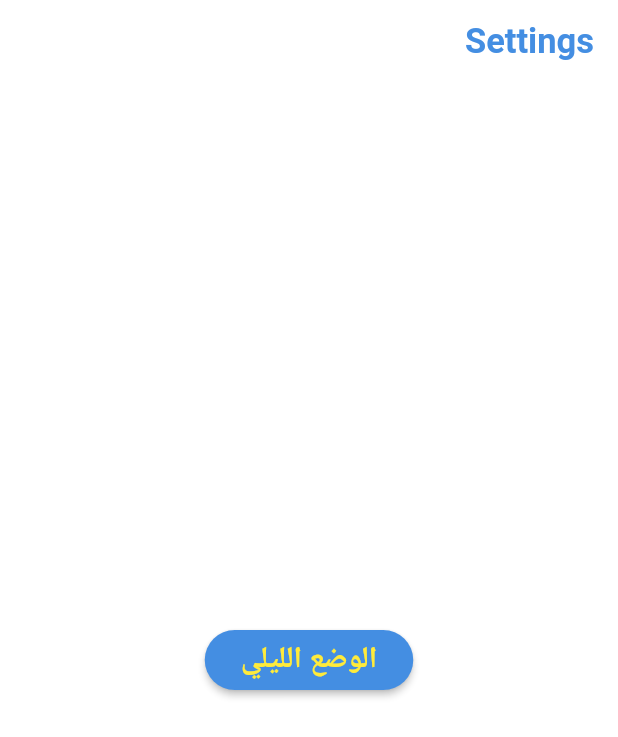
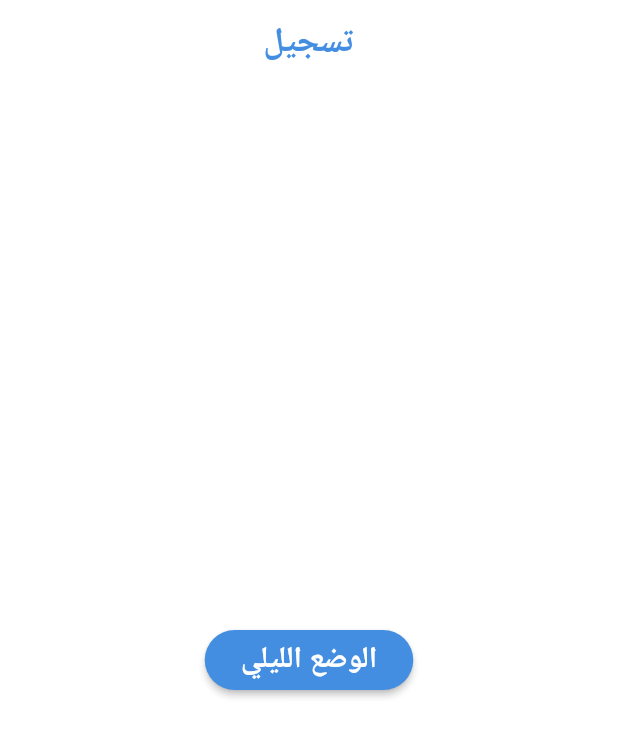
Before and after one commit to JBus-201/jbus-app, a Flutter app: the screen it shows after launch, on a phone screen of 412 x 824 dp. Shown: the top 737 px of the screen. Run offline on Flutter 3.47's test engine with Material 3 defaults, Android fonts, the phone set to English and light mode, and no system bars; our stand-ins replace bloc, flutter_bloc.

Commit message:
resolving_theme

```diff
--- a/lib/main.dart
+++ b/lib/main.dart
@@ -4,10 +4,8 @@ import 'package:jbus_app/screens/authentication/signup/signup.dart';
 import 'package:jbus_app/themes/bloc/theme_bloc.dart';
 import 'package:jbus_app/themes/dark_theme.dart';
 import 'package:jbus_app/themes/light_theme.dart';
-// import 'package:jbus_app/themes/theme_model.dart';
 import 'generated/l10n.dart';
 import 'package:flutter_localizations/flutter_localizations.dart';
-// import 'package:provider/provider.dart';
 
 void main() {
   runApp(
@@ -17,24 +15,25 @@ void main() {
           create: (BuildContext context) => ThemeBloc(),
         ),
       ],
-      child: const MyApp(),
+      child: MyApp(),
     ),
   );
 }
 
 class MyApp extends StatelessWidget {
-  const MyApp({Key? key}) : super(key: key);
 
   @override
   Widget build(BuildContext context) {
     return BlocBuilder<ThemeBloc, ThemeState>(
       builder: (context, state) {
-        final currentTheme = (state is ChangeThemeModeState) ? state.currentTheme : ThemeMode.light;
+        final currentTheme = (state is ChangeThemeModeState)
+            ? state.currentTheme
+            : ThemeMode.light;
 
         return MaterialApp(
           debugShowCheckedModeBanner: false,
-          theme: AppLightTheme().lightTheme(),
-          darkTheme: AppDarkTheme().darkTheme(),
+          theme: AppLightTheme().createTheme(),
+          darkTheme: AppDarkTheme().createTheme(),
           themeMode: currentTheme,
           home: const SignupScreen(),
           locale: const Locale('ar'),
--- a/lib/screens/authentication/signup/signup.dart
+++ b/lib/screens/authentication/signup/signup.dart
@@ -2,24 +2,19 @@ import 'package:flutter/material.dart';
 import 'package:flutter_bloc/flutter_bloc.dart';
 import 'package:jbus_app/generated/l10n.dart';
 import 'package:jbus_app/themes/bloc/theme_bloc.dart';
-import 'package:jbus_app/themes/color_geters.dart';
 
 class SignupScreen extends StatelessWidget {
   const SignupScreen({super.key});
+
 
   @override
   Widget build(BuildContext context) {
     return Scaffold(
       appBar: AppBar(
-        title: Text('Settings'),
+        title: Text(S.of(context).signUp),
       ),
       body: Center(
           child: ElevatedButton(
-        style: ElevatedButton.styleFrom(
-            elevation: 2,
-            foregroundColor: Colors.yellow,
-            // const Color.fromARGB(255, 181, 158, 99),
-            backgroundColor: GetThemeColors().getMainColor(context)),
         onPressed: () {
           final themeBloc = BlocProvider.of<ThemeBloc>(context);
           if (themeBloc.currentTheme == ThemeMode.light) {
@@ -27,8 +22,6 @@ class SignupScreen extends StatelessWidget {
           } else {
             themeBloc.add(LightThemeModeEvent());
           }
-          // BlocProvider.of<ThemeBloc>(context).add(LightThemeModeEvent());
-          // Provider.of<ThemeModel>(context, listen: false).toggleThemeMode();
         },
         child: Text(S.of(context).darkTheme),
       )),
--- a/lib/themes/dark_theme.dart
+++ b/lib/themes/dark_theme.dart
@@ -1,66 +1,72 @@
 import 'package:flutter/material.dart';
+import 'package:jbus_app/themes/theme_controller.dart';
 
-class AppDarkTheme {
-  // make them static, or use singletone...
-  Color ourMainColor = Color.fromARGB(255, 36, 51, 67);
-  Color ourSecondaryColor = const Color.fromARGB(255, 242, 176, 62);
-  Color ourThirdColor = const Color.fromARGB(255, 246, 246, 246);
-  Color pointsFColor = const Color.fromARGB(255, 225, 209, 159);
-  Color pointsSColor = const Color.fromARGB(255, 176, 155, 57);
-  Color ourWhite = Colors.white;
-  Color ourdarkGray = const Color.fromARGB(255, 65, 65, 65);
-  LinearGradient gradient = const LinearGradient(
-    colors: [
-      Color.fromARGB(255, 225, 209, 159),
-      Color.fromARGB(255, 176, 155, 57)
-    ], // Replace with your desired colors
-    begin: Alignment.topCenter,
-    end: Alignment.bottomCenter,
-  );
+class AppDarkTheme extends AppTheme {
+  /// Geters
+  @override
+  Color getMainColor() => const Color.fromARGB(255, 36, 51, 67);
 
-  Color getMainColor() {
-    return ourMainColor;
-  }
+  @override
+  Color getSecondaryColor() => const Color.fromARGB(255, 242, 176, 62);
 
-  Color getSecondaryColor() {
-    return ourSecondaryColor;
-  }
+  @override
+  Color getThirdColor() => const Color.fromARGB(255, 246, 246, 246);
 
-  ThemeData darkTheme() {
+  @override
+  Color getPointFColor() => const Color.fromARGB(255, 225, 209, 159);
+
+  @override
+  Color getPointSColor() => const Color.fromARGB(255, 176, 155, 57);
+
+  @override
+  Color getWhiteColor() => Colors.white;
+
+  @override
+  Color getDarkGrayColor() => const Color.fromARGB(255, 65, 65, 65);
+
+  /// Gradiant Colors
+  @override
+  LinearGradient getGoldGradient() => const LinearGradient(
+        colors: [
+          Color.fromARGB(255, 225, 209, 159),
+          Color.fromARGB(255, 176, 155, 57)
+        ],
+        begin: Alignment.topCenter,
+        end: Alignment.bottomCenter,
+      );
+
+  /// Theme Data
+  @override
+  ThemeData createTheme() {
     return ThemeData(
-        // textButtonTheme: TextButtonThemeData(
-        //   style: //ButtonStyle(textStyle: TextStyle(color: ourMainColor))
-        //       TextButton.styleFrom(
-        //           textStyle: TextStyle(
-        //               color: ourMainColor,
-        //               decoration: TextDecoration.underline)),
-        // ),
         useMaterial3: true,
+
         //AppBar theme
-
         appBarTheme: AppBarTheme(
             backgroundColor: const Color.fromARGB(255, 0, 0, 0).withOpacity(0),
-            //centerTitle: true,
+            centerTitle: true,
             elevation: 0,
             titleTextStyle: TextStyle(
                 fontSize: 23,
                 fontWeight: FontWeight.bold,
                 fontFamily: 'Roboto',
-                color: ourMainColor)),
-        scaffoldBackgroundColor: const Color.fromARGB(255, 0, 0, 0),
-        //Colors
-        primaryColor: ourMainColor,
-        //Fonts
+                color: getMainColor())),
+        scaffoldBackgroundColor: getDarkGrayColor(),
+
+        // Colors
+        primaryColor: getMainColor(),
+
+        // Fonts
         fontFamily: 'Roboto',
         textTheme: const TextTheme(
             bodyMedium: TextStyle(fontWeight: FontWeight.bold, fontSize: 18)),
-        //ElevatedButton
+
+        // ElevatedButton
         elevatedButtonTheme: ElevatedButtonThemeData(
             style: ElevatedButton.styleFrom(
                 elevation: 2,
-                foregroundColor: Colors.yellow,
-                // const Color.fromARGB(255, 181, 158, 99),
-                backgroundColor: ourMainColor,
+                foregroundColor:const Color.fromARGB(255, 181, 158, 99),
+                backgroundColor: getMainColor(),
                 textStyle: const TextStyle(
                   fontSize: 20,
                   fontWeight: FontWeight.bold,
@@ -68,22 +74,29 @@ class AppDarkTheme {
                 ),
                 shape: RoundedRectangleBorder(
                   borderRadius:
-                      BorderRadius.circular(30), // Adjust the radius here
+                      BorderRadius.circular(30),
                 ))),
+
+        /// TextButtons
+        textButtonTheme: TextButtonThemeData(
+          style: //ButtonStyle(textStyle: TextStyle(color: ourMainColor))
+              TextButton.styleFrom(
+                  textStyle: TextStyle(
+                      color: getMainColor(),
+                      decoration: TextDecoration.underline)),
+        ),
 
         //TabBarTheme
         tabBarTheme: TabBarTheme(
             labelStyle:
                 const TextStyle(fontWeight: FontWeight.bold, fontSize: 18),
-            labelColor: ourSecondaryColor,
-            indicatorColor: ourSecondaryColor,
-            dividerColor: ourSecondaryColor),
-        // textButtonTheme: const TextButtonThemeData(
-        //   style: ButtonStyle(),
-        // ),
+            labelColor: getSecondaryColor(),
+            indicatorColor: getSecondaryColor(),
+            dividerColor: getSecondaryColor()),
+
+        // FloatingActionButton
         floatingActionButtonTheme: FloatingActionButtonThemeData(
-            backgroundColor: ourSecondaryColor, foregroundColor: ourWhite)
-        // Add more theme properties as needed
+            backgroundColor: getSecondaryColor(), foregroundColor: getWhiteColor())
         );
   }
 }
--- a/lib/themes/light_theme.dart
+++ b/lib/themes/light_theme.dart
@@ -1,67 +1,71 @@
 import 'package:flutter/material.dart';
+import 'package:jbus_app/themes/theme_controller.dart';
 
-class AppLightTheme {
-  // make them static, or use singletone...
-  Color ourMainColor = const Color.fromARGB(255, 68, 142, 226);
-  Color ourSecondaryColor = const Color.fromARGB(255, 242, 176, 62);
-  Color ourThirdColor = const Color.fromARGB(255, 246, 246, 246);
-  Color pointsFColor = const Color.fromARGB(255, 225, 209, 159);
-  Color pointsSColor = const Color.fromARGB(255, 176, 155, 57);
-  Color ourWhite = Colors.white;
-  Color ourdarkGray = const Color.fromARGB(255, 65, 65, 65);
-  LinearGradient gradient = const LinearGradient(
-    colors: [
-      Color.fromARGB(255, 225, 209, 159),
-      Color.fromARGB(255, 176, 155, 57)
-    ], // Replace with your desired colors
-    begin: Alignment.topCenter,
-    end: Alignment.bottomCenter,
-  );
+class AppLightTheme extends AppTheme {
+  @override
+  Color getMainColor() => const Color.fromARGB(255, 68, 142, 226);
 
-  Color getMainColor() {
-    return ourMainColor;
-  }
+  @override
+  Color getSecondaryColor() => const Color.fromARGB(255, 242, 176, 62);
 
-  Color getSecondaryColor() {
-    return ourSecondaryColor;
-  }
+  @override
+  Color getThirdColor() => const Color.fromARGB(255, 246, 246, 246);
 
-  ThemeData lightTheme() {
+  @override
+  Color getPointFColor() => const Color.fromARGB(255, 225, 209, 159);
+
+  @override
+  Color getPointSColor() => const Color.fromARGB(255, 176, 155, 57);
+
+  @override
+  Color getWhiteColor() => Colors.white;
+
+  @override
+  Color getDarkGrayColor() => const Color.fromARGB(255, 65, 65, 65);
+
+  @override
+  LinearGradient getGoldGradient() => const LinearGradient(
+        colors: [
+          Color.fromARGB(255, 225, 209, 159),
+          Color.fromARGB(255, 176, 155, 57)
+        ],
+        begin: Alignment.topCenter,
+        end: Alignment.bottomCenter,
+      );
+
+  @override
+  ThemeData createTheme() {
     return ThemeData(
-        // textButtonTheme: TextButtonThemeData(
-        //   style: //ButtonStyle(textStyle: TextStyle(color: ourMainColor))
-        //       TextButton.styleFrom(
-        //           textStyle: TextStyle(
-        //               color: ourMainColor,
-        //               decoration: TextDecoration.underline)),
-        // ),
         useMaterial3: true,
+
         //AppBar theme
-
         appBarTheme: AppBarTheme(
-            backgroundColor:
-                const Color.fromARGB(255, 255, 255, 255).withOpacity(0),
-            //centerTitle: true,
+            backgroundColor: const Color.fromARGB(255, 0, 0, 0).withOpacity(0),
+            centerTitle: true,
             elevation: 0,
             titleTextStyle: TextStyle(
                 fontSize: 23,
                 fontWeight: FontWeight.bold,
                 fontFamily: 'Roboto',
-                color: ourMainColor)),
-        scaffoldBackgroundColor: Colors.white,
-        //Colors
-        primaryColor: ourMainColor,
-        //Fonts
+                color: getMainColor())),
+
+        // Scaffold
+        scaffoldBackgroundColor: getWhiteColor(),
+
+        // Colors
+        primaryColor: getMainColor(),
+
+        // Fonts
         fontFamily: 'Roboto',
         textTheme: const TextTheme(
             bodyMedium: TextStyle(fontWeight: FontWeight.bold, fontSize: 18)),
-        //ElevatedButton
+
+        // ElevatedButton
         elevatedButtonTheme: ElevatedButtonThemeData(
             style: ElevatedButton.styleFrom(
                 elevation: 2,
-                foregroundColor: Colors.white,
-                // const Color.fromARGB(255, 181, 158, 99),
-                backgroundColor: ourMainColor,
+                foregroundColor:getWhiteColor(),
+                backgroundColor: getMainColor(),
                 textStyle: const TextStyle(
                   fontSize: 20,
                   fontWeight: FontWeight.bold,
@@ -69,22 +73,28 @@ class AppLightTheme {
                 ),
                 shape: RoundedRectangleBorder(
                   borderRadius:
-                      BorderRadius.circular(30), // Adjust the radius here
+                      BorderRadius.circular(30),
                 ))),
+
+        /// TextButtons
+        textButtonTheme: TextButtonThemeData(
+          style: TextButton.styleFrom(
+                  textStyle: TextStyle(
+                      color: getMainColor(),
+                      decoration: TextDecoration.underline)),
+        ),
 
         //TabBarTheme
         tabBarTheme: TabBarTheme(
             labelStyle:
                 const TextStyle(fontWeight: FontWeight.bold, fontSize: 18),
-            labelColor: ourSecondaryColor,
-            indicatorColor: ourSecondaryColor,
-            dividerColor: ourSecondaryColor),
-        // textButtonTheme: const TextButtonThemeData(
-        //   style: ButtonStyle(),
-        // ),
+            labelColor: getSecondaryColor(),
+            indicatorColor: getSecondaryColor(),
+            dividerColor: getSecondaryColor()),
+
+        // FloatingActionButton
         floatingActionButtonTheme: FloatingActionButtonThemeData(
-            backgroundColor: ourSecondaryColor, foregroundColor: ourWhite)
-        // Add more theme properties as needed
+            backgroundColor: getSecondaryColor(), foregroundColor: getWhiteColor())
         );
   }
 }
@@ -102,13 +112,13 @@ class AppBarStyle extends StatelessWidget {
               begin: Alignment.topCenter,
               end: Alignment.bottomCenter,
               colors: <Color>[
-            AppLightTheme().ourWhite,
-            AppLightTheme().ourWhite.withOpacity(0.9),
-            AppLightTheme().ourWhite.withOpacity(0.8),
-            AppLightTheme().ourWhite.withOpacity(0.8),
-            AppLightTheme().ourWhite.withOpacity(0.6),
-            AppLightTheme().ourWhite.withOpacity(0.3),
-            AppLightTheme().ourWhite.withOpacity(0)
+            AppLightTheme().getWhiteColor(),
+            AppLightTheme().getWhiteColor().withOpacity(0.9),
+            AppLightTheme().getWhiteColor().withOpacity(0.8),
+            AppLightTheme().getWhiteColor().withOpacity(0.8),
+            AppLightTheme().getWhiteColor().withOpacity(0.6),
+            AppLightTheme().getWhiteColor().withOpacity(0.3),
+            AppLightTheme().getWhiteColor().withOpacity(0)
           ])),
     );
   }
--- /dev/null
+++ b/lib/themes/theme_controller.dart
@@ -0,0 +1,16 @@
+import 'package:flutter/material.dart';
+
+abstract class AppTheme {
+  // Common theme properties
+  Color getMainColor();
+  Color getSecondaryColor();
+  Color getThirdColor();
+  Color getPointFColor();
+  Color getPointSColor();
+  Color getWhiteColor();
+  Color getDarkGrayColor();
+  LinearGradient getGoldGradient();
+
+  // Abstract method for theme creation
+  ThemeData createTheme();
+}
--- a/pubspec.yaml
+++ b/pubspec.yaml
@@ -30,14 +30,12 @@ environment:
 dependencies:
   bloc: ^8.1.2
   cupertino_icons: ^1.0.2
-  equatable: ^2.0.5
   flutter:
     sdk: flutter
 
   flutter_bloc: ^8.1.3
   flutter_localizations:
     sdk: flutter
-  provider: ^6.1.1
 
 dev_dependencies:
   flutter_lints: ^2.0.0
```
Also changed, not shown: lib/themes/color_geters.dart (+34 -33 lines), lib/themes/theme_provider.dart (deleted, +0 -26 lines), pubspec.lock, 2 other files.
